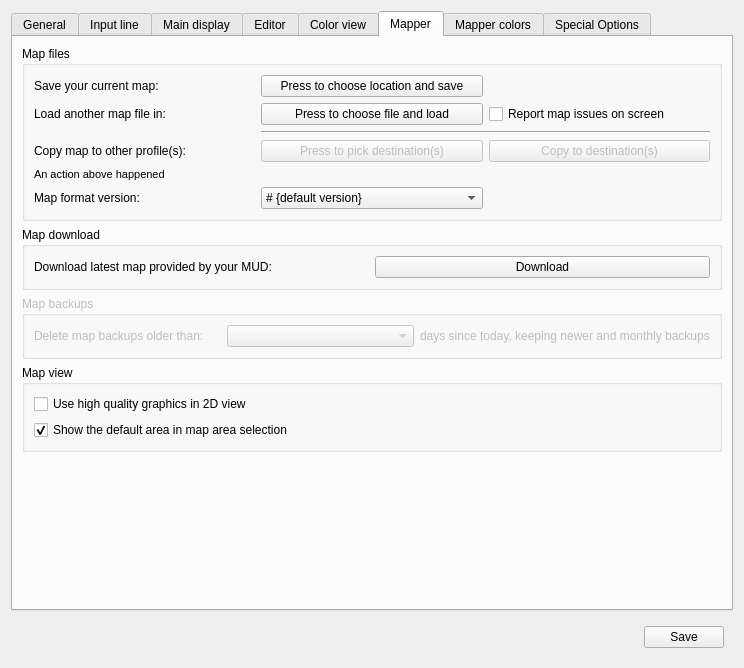
Mudlet/Mudlet, file src/ui/profile_preferences.ui: the form before one commit.
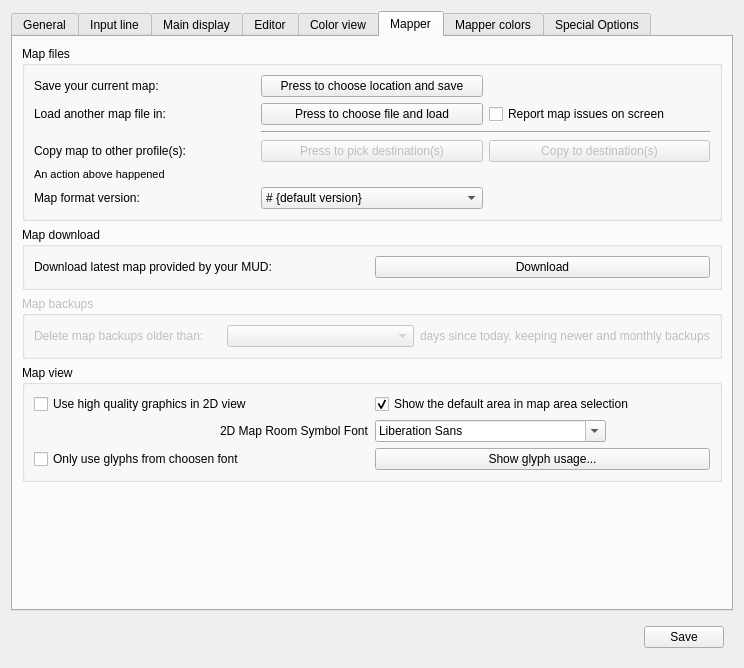
The form after the commit. The open tabs and pages were chosen to show the change. Icons and pictures are not drawn. Custom widgets are drawn as their Qt base class.

Commit message: Enhance: add ability to set any glyph as a room symbol

What changed in the file:
```diff
--- a/src/ui/profile_preferences.ui
+++ b/src/ui/profile_preferences.ui
@@ -1643,6 +1643,13 @@
           <string>Map view</string>
          </property>
          <layout class="QGridLayout" name="gridLayout_22">
+          <item row="2" column="0" alignment="Qt::AlignRight">
+           <widget class="QLabel" name="label_mapSymbolsFont">
+            <property name="text">
+             <string>2D Map Room Symbol Font</string>
+            </property>
+           </widget>
+          </item>
           <item row="0" column="0">
            <widget class="QCheckBox" name="mMapperUseAntiAlias">
             <property name="toolTip">
@@ -1653,7 +1660,10 @@
             </property>
            </widget>
           </item>
-          <item row="1" column="0">
+          <item row="2" column="1" alignment="Qt::AlignLeft">
+           <widget class="QFontComboBox" name="fontComboBox_mapSymbols"/>
+          </item>
+          <item row="0" column="1">
            <widget class="QCheckBox" name="checkBox_showDefaultArea">
             <property name="toolTip">
              <string>&lt;html&gt;&lt;head/&gt;&lt;body&gt;&lt;p&gt;The default area (area id -1) is used by some mapper scripts as a temporary 'holding area' for rooms before they're placed in the correct area&lt;/p&gt;&lt;/body&gt;&lt;/html&gt;</string>
@@ -1666,6 +1676,20 @@
             </property>
            </widget>
           </item>
+          <item row="3" column="0">
+           <widget class="QCheckBox" name="checkBox_onlyUseChoosenFont">
+            <property name="text">
+             <string>Only use glyphs from choosen font</string>
+            </property>
+           </widget>
+          </item>
+          <item row="3" column="1">
+           <widget class="QPushButton" name="pushButton_showGlyphUsage">
+            <property name="text">
+             <string>Show glyph usage...</string>
+            </property>
+           </widget>
+          </item>
          </layout>
         </widget>
        </item>
```
Left out of the diff: 108 changed lines with no effect on the pictures. The commit also changes 14 other files.
